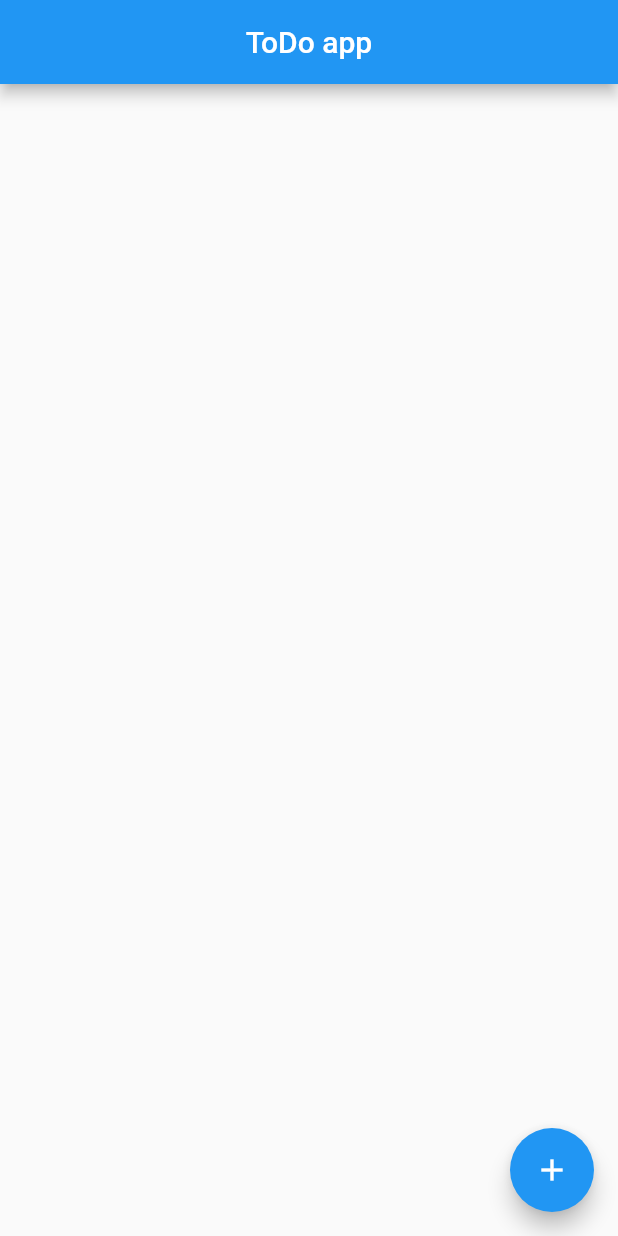
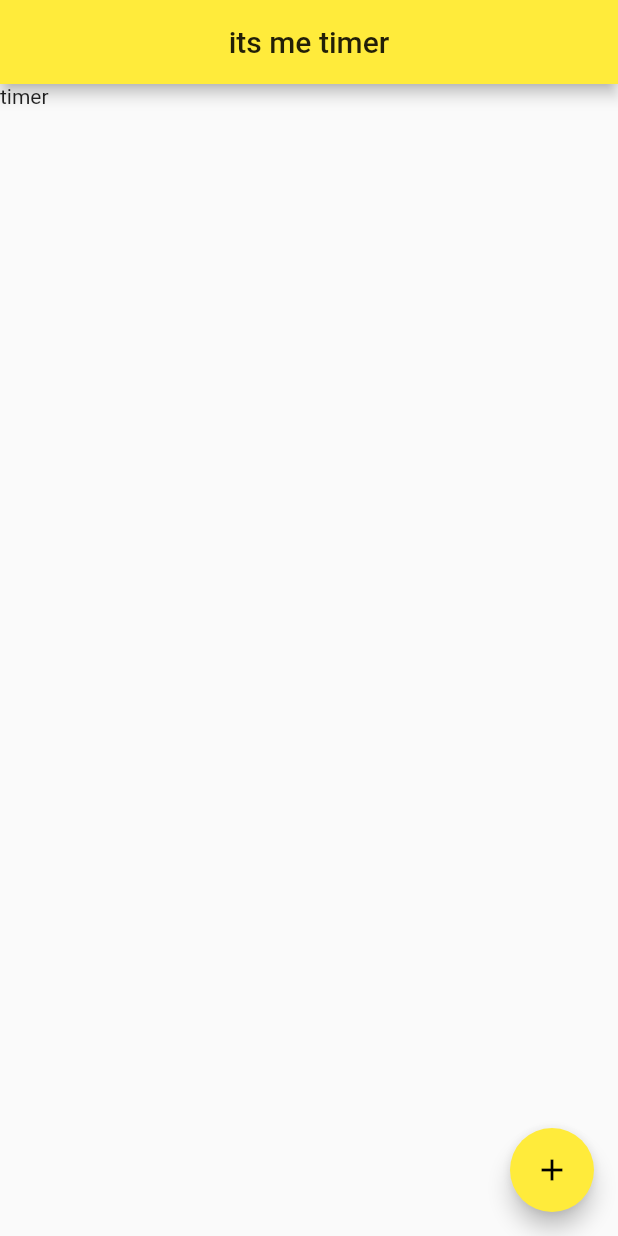
Before and after one commit to saleh-ioio/ToDoApp, a Flutter app: the screen it shows after launch, on a phone screen of 412 x 824 dp. Run offline on Flutter 3.47's test engine with Material 2 defaults, Android fonts, the phone set to English and light mode, and no system bars.

Commit message:
added timer page statful widget and testing it in main file

```diff
--- a/lib/main.dart
+++ b/lib/main.dart
@@ -1,8 +1,9 @@
 import 'package:flutter/cupertino.dart';
 import 'package:flutter/material.dart';
+import 'timer.dart';
 
 void main() {
-  runApp(MyApp());
+  runApp(timer());
 }
 
 class MyApp extends StatelessWidget {
@@ -12,19 +13,7 @@ class MyApp extends StatelessWidget {
     return MaterialApp(
       title: 'Flutter Demo',
       theme: ThemeData(
-        // This is the theme of your application.
-        //
-        // Try running your application with "flutter run". You'll see the
-        // application has a blue toolbar. Then, without quitting the app, try
-        // changing the primarySwatch below to Colors.green and then invoke
-        // "hot reload" (press "r" in the console where you ran "flutter run",
-        // or simply save your changes to "hot reload" in a Flutter IDE).
-        // Notice that the counter didn't reset back to zero; the application
-        // is not restarted.
-        primarySwatch: Colors.blue,
-        // This makes the visual density adapt to the platform that you run
-        // the app on. For desktop platforms, the controls will be smaller and
-        // closer together (more dense) than on mobile platforms.
+        primarySwatch: Colors.yellow,
         visualDensity: VisualDensity.adaptivePlatformDensity,
       ),
       home: MyHomePage(title: 'ToDo app'),
@@ -34,7 +23,6 @@ class MyApp extends StatelessWidget {
 
 class MyHomePage extends StatefulWidget {
   final String title;
-
 
   MyHomePage({Key key, this.title}) : super(key: key);
 
@@ -70,23 +58,18 @@ class _MyHomePage extends State<MyHomePage> {
               actions: <Widget>[
                 new FlatButton(
                     child: new Text('CANCEL'),
-                    onPressed: () => Navigator.of(context).pop()
-                ),
+                    onPressed: () => Navigator.of(context).pop()),
                 new FlatButton(
                     child: new Text('MARK AS DONE'),
                     onPressed: () {
                       _removeTodoItem(index);
                       Navigator.of(context).pop();
-                    }
-                )
-              ]
-          );
-        }
-    );
+                    })
+              ]);
+        });
   }
 
-  Widget note(String text, int index){
-
+  Widget note(String text, int index) {
     return Padding(
         padding: EdgeInsets.all(10),
         child: Container(
@@ -108,7 +91,7 @@ class _MyHomePage extends State<MyHomePage> {
                   children: [
                     Padding(
                         padding:
-                        EdgeInsets.symmetric(vertical: 10, horizontal: 10),
+                            EdgeInsets.symmetric(vertical: 10, horizontal: 10),
                         child: Icon(
                           Icons.alarm,
                           color: Colors.green,
@@ -121,7 +104,6 @@ class _MyHomePage extends State<MyHomePage> {
                         ))
                   ],
                 ))));
-
   }
 
   void _pushAddTodoScreen() {
@@ -153,12 +135,7 @@ class _MyHomePage extends State<MyHomePage> {
 
   @override
   Widget build(BuildContext context) {
-    // This method is rerun every time setState is called, for instance as done
-    // by the _incrementCounter method above.
-    //
-    // The Flutter framework has been optimized to make rerunning build methods
-    // fast, so that you can just rebuild anything that needs updating rather
-    // than having to individually change instances of widgets.
+
     return Scaffold(
       appBar: AppBar(
         // Here we take the value from the MyHomePage object that was created by
@@ -176,9 +153,8 @@ class _MyHomePage extends State<MyHomePage> {
           int index,
         ) {
           return note(
-             notes[index],
+            notes[index],
             index,
-
           );
         },
       ),
@@ -189,7 +165,6 @@ class _MyHomePage extends State<MyHomePage> {
     );
   }
 }
-
 
 /*class note extends StatelessWidget {
   final String text;
--- a/lib/timer.dart
+++ b/lib/timer.dart
@@ -1,2 +1,46 @@
 import 'package:flutter/cupertino.dart';
 import 'package:flutter/material.dart';
+
+class timer extends StatelessWidget {
+  @override
+  Widget build(BuildContext context) {
+    return MaterialApp(
+      title: 'Flutter Demo',
+      theme: ThemeData(
+        primarySwatch: Colors.yellow,
+        visualDensity: VisualDensity.adaptivePlatformDensity,
+      ),
+      home: timerPage(),
+    );
+  }
+}
+
+class timerPage extends StatefulWidget {
+  timerPage({Key key,}) : super(key: key);
+  @override
+  _timerPageState createState() => _timerPageState();
+}
+
+class _timerPageState extends State<timerPage> {
+
+  @override
+  Widget build(BuildContext context) {
+    return Scaffold(appBar: AppBar(
+        // Here we take the value from the MyHomePage object that was created by
+        // the App.build method, and use it to set our appbar title.
+        title: Center(
+          child: Text(
+          "its me timer"
+          ),
+        ),
+      ),
+      body:Text("timer")
+      ,
+      floatingActionButton: FloatingActionButton(
+        child: Icon(Icons.add),
+
+      ),
+    );
+
+  }
+}
```
Also changed, not shown: pubspec.lock.
